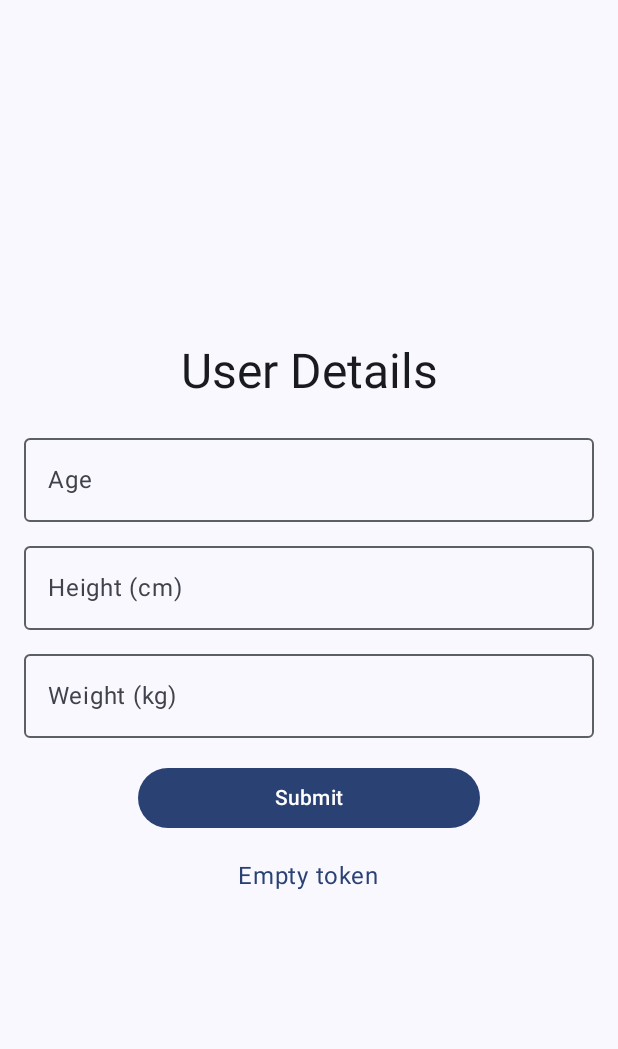
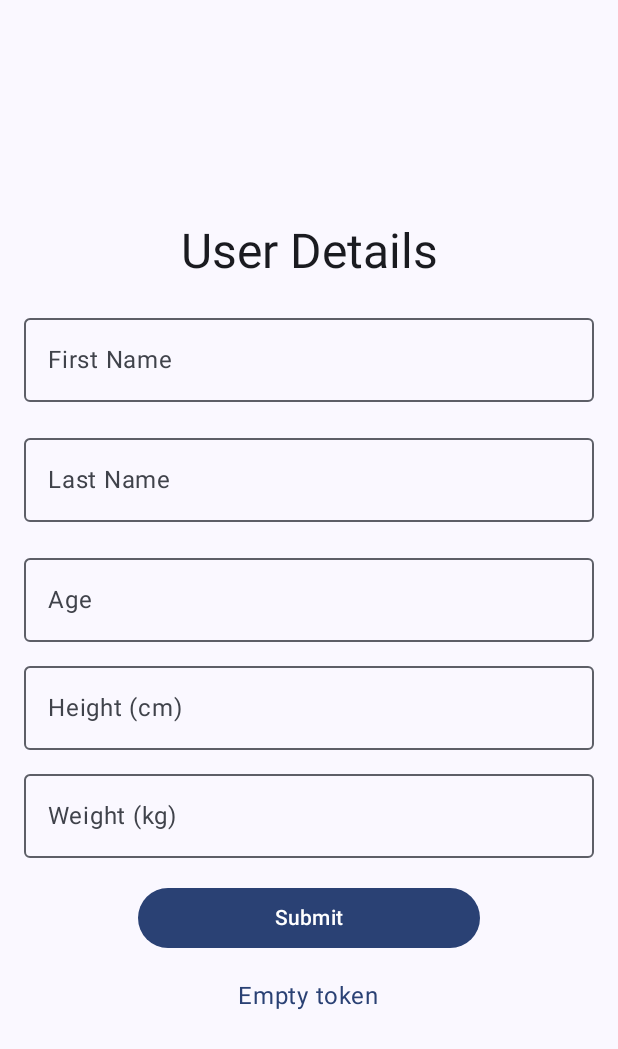
Before and after one commit to V-prajit/HealthDex, an Android app built with Jetpack Compose: the composable UserDetailsScreen called with empty values, after a tap on "Submit", on a phone screen of 412 x 824 dp. Shown: the top 1049 px of the screen. Run offline under Robolectric (Android 15) with nearby library versions, the phone set to English and light mode, and no system bars; our stand-ins replace Firebase (no records; nobody signed in at launch, a user with empty details on screens opened directly).

Commit message:
Change the Name field to be both First Name and Last Name

```diff
--- a/PHMS-Android/app/src/main/java/com/example/phms/ApiService.kt
+++ b/PHMS-Android/app/src/main/java/com/example/phms/ApiService.kt
@@ -11,7 +11,8 @@ data class AuthRequest(val token: String)
 
 data class UserDataRequest(
     val firebaseUid: String?,
-    val name: String,
+    val firstName: String,
+    val lastName: String,
     val email: String,
     val age: Int?,
     val height: Double?,
--- a/PHMS-Android/app/src/main/java/com/example/phms/ContactBackend.kt
+++ b/PHMS-Android/app/src/main/java/com/example/phms/ContactBackend.kt
@@ -29,7 +29,7 @@ fun sendAuthTokenToBackend(token: String?) {
     })
 }
 
-fun sendUserDataToBackend(firebaseUid: String?, email: String, name: String, age: String, height: String, weight: String, callback: (String) -> Unit) {
+fun sendUserDataToBackend(firebaseUid: String?, email: String, firstName: String, lastName:String, age: String, height: String, weight: String, callback: (String) -> Unit) {
     if (firebaseUid == null) {
         callback("Empty token")
         return
@@ -37,7 +37,8 @@ fun sendUserDataToBackend(firebaseUid: String?, email: String, name: String, age
 
     val request = UserDataRequest(
         firebaseUid = firebaseUid,
-        name = name,
+        firstName = firstName,
+        lastName = lastName,
         email = email,
         age = age.toIntOrNull(),
         height = height.toDoubleOrNull(),
--- a/PHMS-Android/app/src/main/java/com/example/phms/UserDetailsScreen.kt
+++ b/PHMS-Android/app/src/main/java/com/example/phms/UserDetailsScreen.kt
@@ -12,6 +12,8 @@ import com.google.firebase.auth.FirebaseAuth
 
 @Composable
 fun UserDetailsScreen(userToken: String?) {
+    val firstName = remember { mutableStateOf("") }
+    val lastName = remember { mutableStateOf("") }
     val age = remember { mutableStateOf("") }
     val height = remember { mutableStateOf("") }
     val weight = remember { mutableStateOf("") }
@@ -27,6 +29,28 @@ fun UserDetailsScreen(userToken: String?) {
         horizontalAlignment = Alignment.CenterHorizontally
     ) {
         Text(text = "User Details", style = MaterialTheme.typography.headlineLarge)
+
+        Spacer(modifier = Modifier.height(16.dp))
+
+        OutlinedTextField(
+            value = firstName.value,
+            onValueChange = { firstName.value = it },
+            label = { Text("First Name") },
+            singleLine = true,
+            keyboardOptions = KeyboardOptions.Default.copy(imeAction = ImeAction.Next),
+            modifier = Modifier.fillMaxWidth()
+        )
+
+        Spacer(modifier = Modifier.height(16.dp))
+
+        OutlinedTextField(
+            value = lastName.value,
+            onValueChange = { lastName.value = it },
+            label = { Text("Last Name") },
+            singleLine = true,
+            keyboardOptions = KeyboardOptions.Default.copy(imeAction = ImeAction.Next),
+            modifier = Modifier.fillMaxWidth()
+        )
 
         Spacer(modifier = Modifier.height(16.dp))
 
@@ -65,7 +89,7 @@ fun UserDetailsScreen(userToken: String?) {
 
         Button(
             onClick = {
-                sendUserDataToBackend(userToken, userEmail, userName, age.value, height.value, weight.value) {
+                sendUserDataToBackend(userToken, userEmail, firstName.value, lastName.value, age.value, height.value, weight.value) {
                     message.value = it
                 }
             },
--- a/PHMS-Backend/src/main/kotlin/Routing.kt
+++ b/PHMS-Backend/src/main/kotlin/Routing.kt
@@ -14,7 +14,7 @@ import java.rmi.server.UID
 data class AuthRequest(val token: String)
 
 @Serializable
-data class UserDTO(val firebaseUid: String, val name: String, val email: String, val age: Int?, val height: Double?, val weight: Double?)
+data class UserDTO(val firebaseUid: String, val firstName: String, val lastName: String, val email: String, val age: Int?, val height: Double?, val weight: Double?)
 
 fun Application.configureRouting() {
     routing {
@@ -40,7 +40,7 @@ fun Application.configureRouting() {
         route("/users"){
             post("/register"){
                 val user = call.receive<UserDTO>()
-                UserDAO.addUser(User( user.firebaseUid, user.name, user.email, user.age, user.height, user.weight ))
+                UserDAO.addUser(User( user.firebaseUid, user.firstName, user.lastName, user.email, user.age, user.height, user.weight ))
                 call.respond(HttpStatusCode.Created, "User added successfully")
             }
 
--- a/PHMS-Backend/src/main/kotlin/models/Users.kt
+++ b/PHMS-Backend/src/main/kotlin/models/Users.kt
@@ -4,7 +4,8 @@ import org.jetbrains.exposed.dao.id.IntIdTable
 
 object Users: IntIdTable() {
     val firebaseUid = varchar("firebase_uid", 255).uniqueIndex()
-    val name = varchar("name", 100)
+    val firstName = varchar("First name", 100)
+    val lastName = varchar("Last Name", 100)
     val email = varchar("email", 255).uniqueIndex()
     val age = integer("age").nullable()
     val height = double("height").nullable()
```
Also changed, not shown: PHMS-Backend/src/main/kotlin/UsersSchema.kt (+12 -6 lines), PHMS-Backend/src/main/kotlin/dao/UserDAO.kt (+6 -3 lines).
